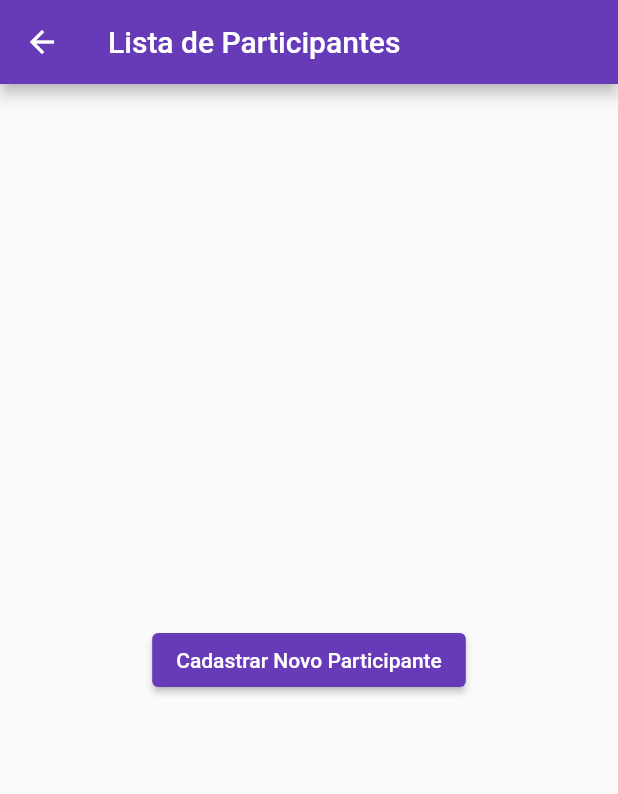
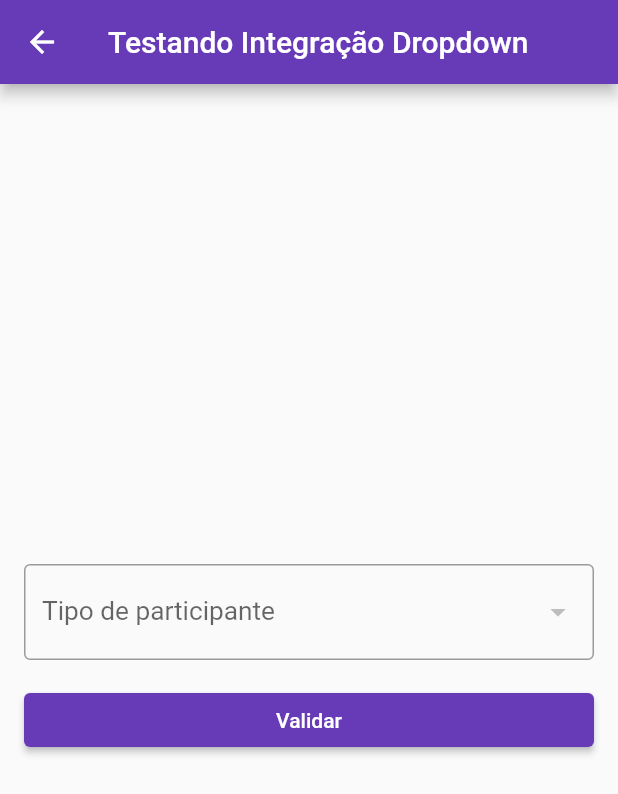
Before and after one commit to NEMJ/reunioes, a Flutter app: the screen it shows after launch, after a tap on "Participantes", on a phone screen of 412 x 824 dp. Shown: the top 794 px of the screen. Run offline on Flutter 3.47's test engine with Material 2 defaults, Android fonts, the phone set to English and light mode, and no system bars; our stand-ins replace cloud_firestore, firebase_core, mask_text_input_formatter, page_transition; accounts and stored records are empty.

Commit message:
dropdown construction for reuniao_detail_page

```diff
--- a/lib/models/participante_model.dart
+++ b/lib/models/participante_model.dart
@@ -10,6 +10,7 @@ class Participante {
     required this.cidade,
     required this. uf,
     required this.contato,
+    required this.telFixo,
     required this. profissao,
     required this. localTrabalho,
     required this.dataNascimento,
@@ -25,6 +26,7 @@ class Participante {
   String cidade;
   String uf;
   String contato;
+  String telFixo;
   String profissao;
   String localTrabalho;
   String dataNascimento;
@@ -39,6 +41,7 @@ class Participante {
     cidade = json['cidade'] as String,
     uf = json['uf'] as String,
     contato = json['contato'] as String,
+    telFixo = json['telFixo'] as String,
     profissao = json['profissao'] as String,
     localTrabalho = json['localTrabalho'] as String,
     dataNascimento = json['dataNascimento'] as String;
@@ -54,6 +57,7 @@ class Participante {
       'cidade' : cidade,
       'uf' : uf,
       'contato' : contato,
+      'telFixo': telFixo,
       'profissao' : profissao,
       'localTrabalho' : localTrabalho,
       'dataNascimento' : dataNascimento
--- a/lib/pages/dropdown_list_page.dart
+++ b/lib/pages/dropdown_list_page.dart
@@ -1,22 +1,117 @@
+import 'package:cloud_firestore/cloud_firestore.dart';
 import 'package:flutter/material.dart';
+import 'package:reunioes/models/participante_model.dart';
+import 'package:reunioes/models/reuniao_model.dart';
+import 'package:uuid/uuid.dart';
+import 'package:mask_text_input_formatter/mask_text_input_formatter.dart';
 
 class DropdownListPage extends StatefulWidget {
-  const DropdownListPage({ Key? key }) : super(key: key);
+  DropdownListPage({
+    Key? key,
+    this.reuniao,
+    this.participante,
+  }) : super(key: key);
+
+  // Caso for um novo cadastro este objeto é nulo para que o formulário esteja com os campos vazios
+  Reuniao? reuniao;
+  Participante? participante;
 
   @override
   State<DropdownListPage> createState() => _DropdownListPageState();
 }
 
+// Instância do banco Cloud Firestore
+FirebaseFirestore db = FirebaseFirestore.instance;
+
+// GlobalKey para a validação do formulário de cadastro de reuniões
+final _formKey = GlobalKey<FormState>();
+
+String? diaSemana;
+final List<String> diasSemana = [];
+
+String participante = '';
+List<String> entidadesPart = [];
+
 class _DropdownListPageState extends State<DropdownListPage> {
   @override
+  initState(){
+    db.collection('participantes').snapshots().listen((query) {
+      entidadesPart = [];
+      if(query.docs.isEmpty) {
+        setState((){});
+      } else {
+        query.docs.forEach((doc) {
+          if(doc.get('tipoParticipante') == 'Entidade') {
+            entidadesPart.add(doc.get('nome'));
+          }
+        });
+        setState(() => entidadesPart);
+      }
+    });
+    super.initState();
+  }
+
+  @override
   Widget build(BuildContext context) {
-    return Center(
-      child: Container(
-        // child: DropdownButton(
-        //   items: [DropdownMenuItem(child: Text('Teste'),)],
-        //   onChanged: (Object? value) {  },
-        //   value: '',
-        // ),
+    return Scaffold(
+      appBar: AppBar(
+        title: const Text("Testando Integração Dropdown"),
+      ),
+      body: Padding(
+        padding: const EdgeInsets.all(16.0),
+        child: Form(
+          key: _formKey,
+          child: Column(
+            mainAxisAlignment: MainAxisAlignment.center,
+            children: [
+              Flexible(
+                child: ListView(
+                  shrinkWrap: true,
+                  children: [
+                    Padding(
+                      padding: const EdgeInsets.only(bottom: 16.0),
+                      child: DropdownButtonFormField(
+                        items: entidadesPart
+                          .map((op) => DropdownMenuItem(
+                              value: op,
+                              child: Text(op),
+                            ),
+                          )
+                          .toList(),
+                        onChanged: (escolha) => setState(() => participante = escolha.toString()),
+                        value: (participante.isNotEmpty) ? participante : null,
+                        decoration: const InputDecoration(
+                          labelText: 'Tipo de participante',
+                          labelStyle: TextStyle(fontSize: 17.5),
+                          border: OutlineInputBorder(),
+                        ),
+                        validator: (value) {
+                          if(value == null) {
+                            return 'Selecione tipo de participante';
+                          } else {
+                            return null;
+                          }
+                        }
+                      ),
+                    ),
+                    ElevatedButton(
+                      child: const Text('Validar'),
+                      onPressed: () {
+                        if(_formKey.currentState!.validate()) {
+                          ScaffoldMessenger.of(context).showSnackBar(
+                            SnackBar(
+                              content: Text("Registro do participante $participante atualizado com sucesso"),
+                            ),
+                          );
+                        }
+                      },
+                    ),
+                  ],
+                ),
+              ),
+            ],
+          ),
+        ),
       ),
     );
   }
--- a/lib/pages/home_page.dart
+++ b/lib/pages/home_page.dart
@@ -1,5 +1,6 @@
 import 'package:flutter/material.dart';
 import 'package:page_transition/page_transition.dart';
+import 'package:reunioes/pages/dropdown_list_page.dart';
 import 'package:reunioes/pages/participante/participantes_list_page.dart';
 import './reuniao/reunioes_list_page.dart';
 
@@ -30,7 +31,7 @@ class _HomePageState extends State<HomePage> {
                     Navigator.push(
                       context,
                       PageTransition(
-                        child: const ParticipantesListPage(),
+                        child: DropdownListPage(),
                         type: PageTransitionType.leftToRight,
                         // alignment: Alignment.center,
                         // duration: const Duration(milliseconds: 600),
--- a/lib/pages/participante/participantes_list_page.dart
+++ b/lib/pages/participante/participantes_list_page.dart
@@ -37,6 +37,7 @@ class _ParticipantesListPageState extends State<ParticipantesListPage> {
             cidade: doc.get('cidade'),
             uf: doc.get('uf'),
             contato: doc.get('contato'),
+            telFixo: doc.get('telFixo'),
             profissao: doc.get('profissao'),
             localTrabalho: doc.get('localTrabalho'),
             dataNascimento: doc.get('dataNascimento'),
@@ -150,6 +151,7 @@ class _ParticipantesListPageState extends State<ParticipantesListPage> {
         cidade: doc.get('cidade'),
         uf: doc.get('uf'),
         contato: doc.get('contato'),
+        telFixo: doc.get('telFixo'),
         profissao: doc.get('profissao'),
         localTrabalho: doc.get('localTrabalho'),
         dataNascimento: doc.get('dataNascimento'),
```
Also changed, not shown: lib/pages/participante/participante_detail_page.dart (+19 -0 lines).
